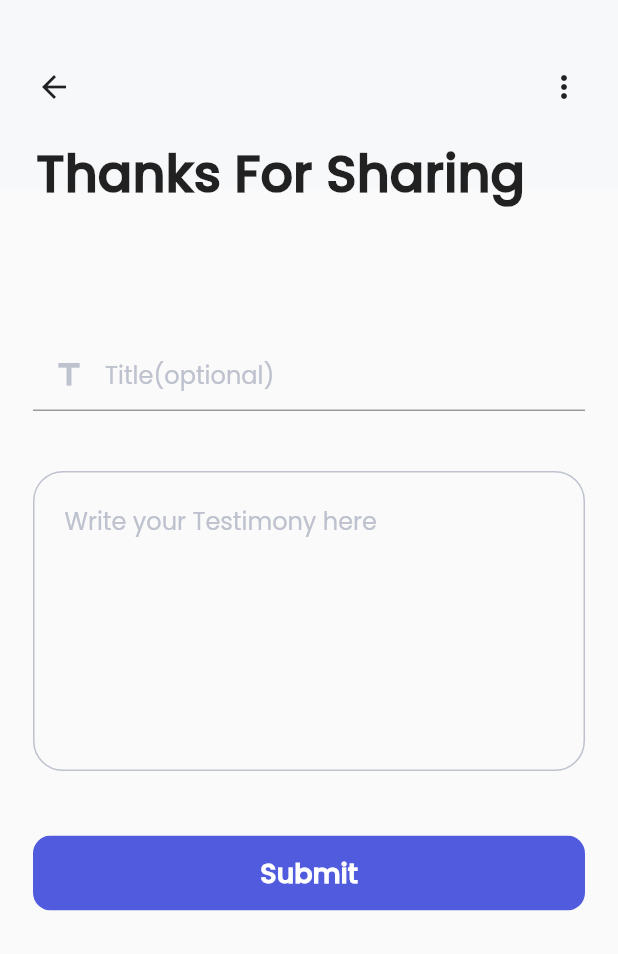
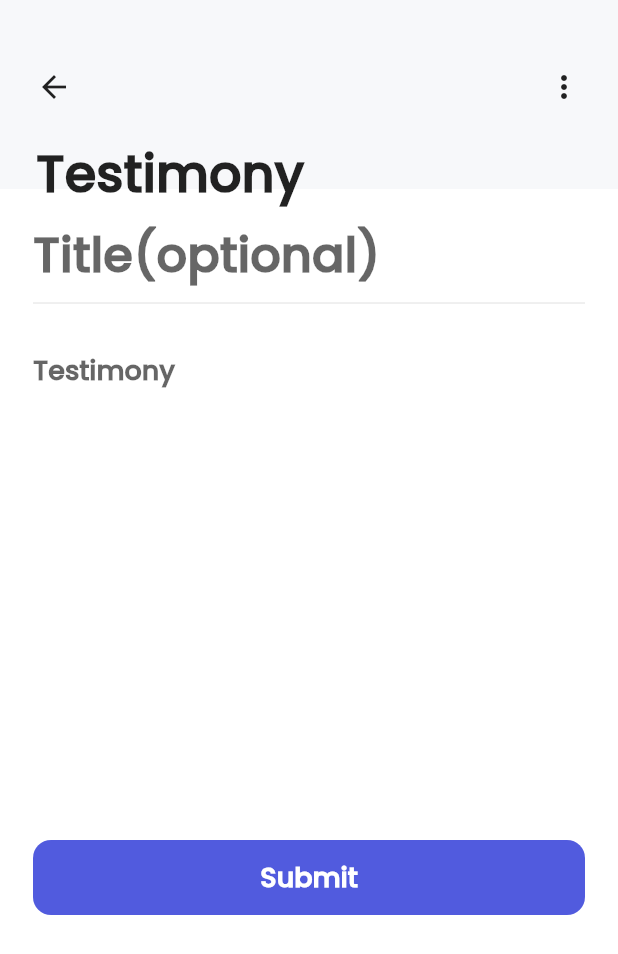
Before and after one commit to thejosh1/prophetic-prayers, a Flutter app: the CreateTestimonyScreen screen opened directly, on a phone screen of 412 x 824 dp. Shown: the top 954 px of the screen. Run offline on Flutter 3.47's test engine with Material 2 defaults, Android fonts, the phone set to English and light mode, and no system bars; our stand-ins replace get.

Commit message:
finishing up

```diff
--- a/lib/pages/create_testimony_screen.dart
+++ b/lib/pages/create_testimony_screen.dart
@@ -27,63 +27,41 @@ class _CreateTestimonyFormState extends State<CreateTestimonyForm> {
 
   @override
   Widget build(BuildContext context) {
-    return SingleChildScrollView(
+    return Scaffold(
+      backgroundColor: Colors.white,
+      body: SingleChildScrollView(
         child: Container(
           padding: const EdgeInsets.symmetric(horizontal: 22),
           child: Column(
             children: [
-            SizedBox(height: 100),
-            TextField(
-              controller: _titleController,
-              style: TextStyle(),
-              decoration: InputDecoration(
-                border: UnderlineInputBorder(
-                  borderSide: BorderSide(
-                    width: 1,
-                    color: Color(0xffBEC2CE),
+              SizedBox(height: 20),
+              Form(
+                child: Column(
+                  children: [
+                    TextFormField(
+                      decoration: InputDecoration.collapsed(
+                          hintText: "Title(optional)",
+                      ),
+                      style: TextStyle(
+                        fontSize: 32.0,
+                        fontWeight: FontWeight.bold
                       ),
                     ),
-                hintText: 'Title(optional)',
-                hintStyle: TextStyle(
-                  color: Color(0xffBEC2CE),
-                  fontSize: 16,
+                    Divider(),
+                    SizedBox(height: 23),
+                    TextFormField(
+                      decoration: InputDecoration.collapsed(
+                        hintText: "Testimony",
                       ),
-                prefixIcon: Icon(
-                  Icons.title_outlined,
-                  color: Color(0xffBEC2CE),
+                      style: TextStyle(
+                          fontSize: 18.0,
+                          fontWeight: FontWeight.bold
+                      ),
+                    )
+                  ],
                 ),
               ),
-            ),
-            SizedBox(height: 40),
-            LayoutBuilder(
-              builder: (context, constraints) {
-                return Container(
-                  height: 200,
-                  decoration: BoxDecoration(
-                    borderRadius: BorderRadius.circular(20),
-                    border: Border.all(color: Color(0xFFBEC2CE))
-                  ),
-                  child: Container(
-                    margin: EdgeInsets.only(left: 20, right: 20, top: 20),
-                    child: TextField(
-                      expands: true,
-                      keyboardType: TextInputType.multiline,
-                      maxLines: null,
-                      style: TextStyle(),
-                      controller: _noteController,
-                      decoration: const InputDecoration.collapsed(
-                        hintText: 'Write your Testimony here',
-                        hintStyle: TextStyle(
-                          color: Color(0xffBEC2CE),
-                          fontSize: 16,
-                        ),
-                      ),
-                    ),
-                  ),
-                );
-              }
-            ),
-            SizedBox(height: 43),
+              SizedBox(height: 300),
               GestureDetector(
                 onTap: () {},
                 child: ClipRRect(
@@ -106,6 +84,7 @@ class _CreateTestimonyFormState extends State<CreateTestimonyForm> {
               ),
               SizedBox(height: 30),
             ],
+          ),
         ),
       ),
     );
@@ -141,7 +120,7 @@ class MyAppBar extends StatelessWidget implements PreferredSizeWidget {
           ),
           const SizedBox(height: 21),
           const Text(
-            'Thanks For Sharing',
+            'Testimony',
             style: TextStyle(
               fontSize: 34,
               fontWeight: FontWeight.w800,
--- a/lib/pages/prayer_screen.dart
+++ b/lib/pages/prayer_screen.dart
@@ -38,7 +38,7 @@ class _PrayerScreenState extends State<PrayerScreen> {
                             padding: const EdgeInsets.only(
                                 left: 20, right: 12, top: 20),
                             child: Row(
-                              crossAxisAlignment: CrossAxisAlignment.start,
+                              crossAxisAlignment: CrossAxisAlignment.center,
                               mainAxisAlignment: MainAxisAlignment.spaceBetween,
                               children: const [
                                 Expanded(
```
Also changed, not shown: lib/pages/profile_page.dart (+100 -4 lines), lib/controller/testimony_controller.dart (added), lib/widgets/other_details_widgets.dart (added). Lines whose indentation alone changed are shown as unchanged.
